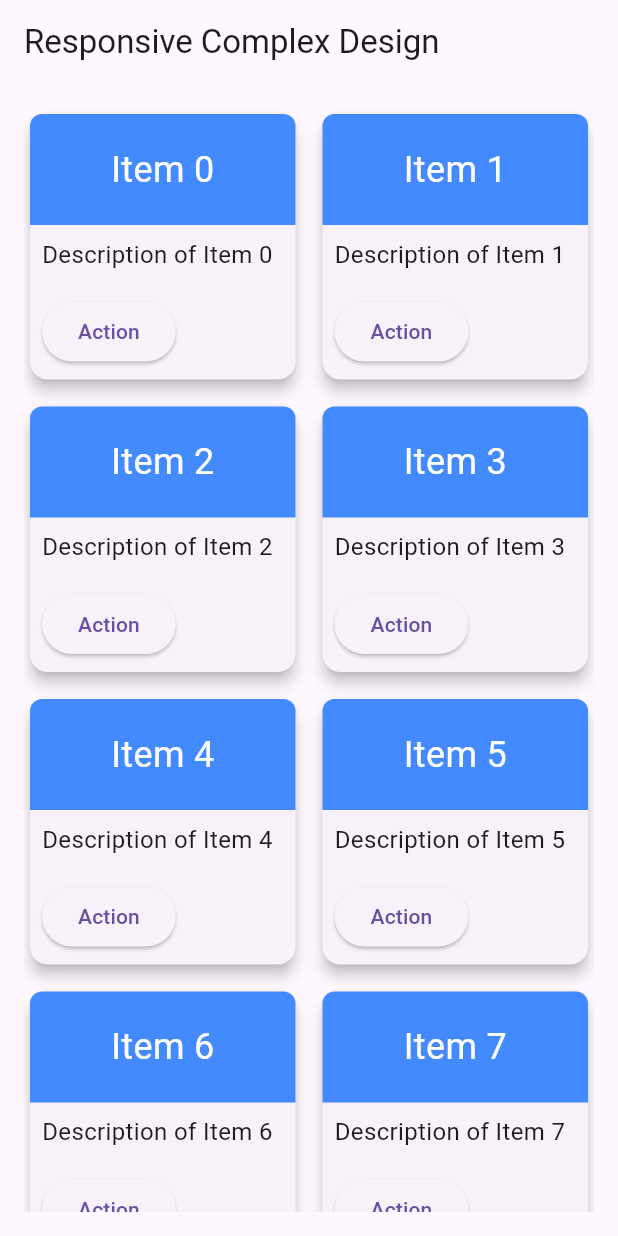
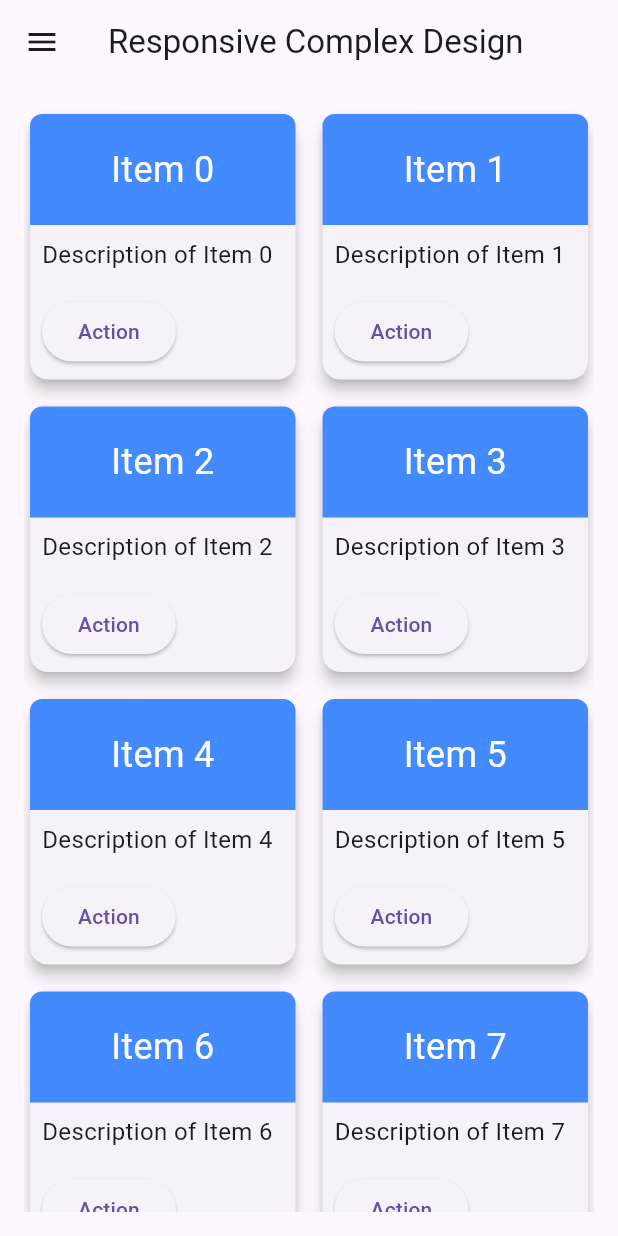
Before and after one commit to vishal0990/responsive_for_all, a Flutter app: the screen it shows after launch, on a phone screen of 412 x 824 dp. Run offline on Flutter 3.47's test engine with Material 3 defaults, Android fonts, the phone set to English and light mode, and no system bars; our stand-ins replace get, responsive_framework.

Commit message:
complex s

```diff
--- a/lib/main.dart
+++ b/lib/main.dart
@@ -1,5 +1,5 @@
 import 'package:flutter/material.dart';
-import 'package:get/get.dart';
+import 'package:get/get.dart' as c;
 import 'package:responsive_framework/responsive_framework.dart';
 
 import 'detail_screen.dart';
@@ -11,11 +11,11 @@ void main() {
 class MyApp extends StatelessWidget {
   @override
   Widget build(BuildContext context) {
-    return GetMaterialApp(
+    return c.GetMaterialApp(
       initialRoute: '/',
       getPages: [
-        GetPage(name: '/', page: () => HomeScreen()),
-        GetPage(name: '/details', page: () => DetailsScreen())
+        c.GetPage(name: '/', page: () => HomeScreen()),
+        c.GetPage(name: '/details', page: () => DetailsScreen())
       ],
       title: 'Responsive Complex Design',
       builder: (context, widget) => ResponsiveBreakpoints.builder(
@@ -33,7 +33,7 @@ class MyApp extends StatelessWidget {
 
           const Breakpoint(start: 0, end: 450, name: MOBILE),
           const Breakpoint(start: 451, end: 800, name: TABLET),
-          const Breakpoint(start: 801, end: 1920, name: DESKTOP),
+          const Breakpoint(start: 801, end: 1500, name: DESKTOP),
           const Breakpoint(start: 1921, end: double.infinity, name: '4K'),
         ],
         child: widget!,
@@ -50,6 +50,62 @@ class HomeScreen extends StatelessWidget {
       appBar: AppBar(
         title: Text('Responsive Complex Design'),
       ),
+      drawer: Drawer(
+        child: ListView(
+          padding: EdgeInsets.zero,
+          children: [
+            // Drawer Header
+            DrawerHeader(
+              decoration: BoxDecoration(
+                color: Colors.blue,
+              ),
+              child: Text(
+                'Menu',
+                style: TextStyle(
+                  color: Colors.white,
+                  fontSize: 24,
+                ),
+              ),
+            ),
+            // Menu Items
+            ListTile(
+              leading: Icon(Icons.home),
+              title: Text('Home'),
+              onTap: () {
+                Navigator.pop(context); // Close the drawer
+                // Navigate to Home Screen
+                // Optionally add your navigation code here
+              },
+            ),
+            ListTile(
+              leading: Icon(Icons.settings),
+              title: Text('Settings'),
+              onTap: () {
+                Navigator.pop(context); // Close the drawer
+                // Navigate to Settings Screen
+                // Optionally add your navigation code here
+              },
+            ),
+            ListTile(
+              leading: Icon(Icons.info),
+              title: Text('About'),
+              onTap: () {
+                Navigator.pop(context); // Close the drawer
+                // Navigate to About Screen
+                // Optionally add your navigation code here
+              },
+            ),
+            ListTile(
+              leading: Icon(Icons.logout),
+              title: Text('Logout'),
+              onTap: () {
+                Navigator.pop(context); // Close the drawer
+                // Handle logout logic
+              },
+            ),
+          ],
+        ),
+      ),
       body: ResponsiveGrid(),
     );
   }
@@ -61,16 +117,58 @@ class ResponsiveGrid extends StatelessWidget {
   @override
   Widget build(BuildContext context) {
     // Determine the number of columns based on the screen size
-    int columns = ResponsiveBreakpoints.of(context).isMobile ? 2 : 6;
+
+    //crossAxisCount
+    double responsive = ResponsiveValue(
+      context,
+      defaultValue: 2.0,
+      conditionalValues: [
+        Condition.smallerThan(name: MOBILE, value: 1.0), // Padding for mobile
+        Condition.largerThan(name: MOBILE, value: 2.0), // Padding for mobile
+        Condition.largerThan(name: TABLET, value: 4.0), // Padding for tablet
+        Condition.largerThan(name: DESKTOP, value: 8.0), // Padding for desktop
+      ],
+    ).value;
+
+    //crossAxisSpacing
+    double crossAxisS = ResponsiveValue(
+      context,
+      defaultValue: 10.0,
+      conditionalValues: [
+        Condition.largerThan(name: MOBILE, value: 10.0), // Padding for mobile
+        Condition.largerThan(name: TABLET, value: 15.0), // Padding for tablet
+        Condition.largerThan(name: DESKTOP, value: 13.0), // Padding for desktop
+      ],
+    ).value; //mainAxisSpacing
+    double mainAxisS = ResponsiveValue(
+      context,
+      defaultValue: 10.0,
+      conditionalValues: [
+        Condition.largerThan(name: MOBILE, value: 10.0), // Padding for mobile
+        Condition.largerThan(name: TABLET, value: 10.0), // Padding for tablet
+        Condition.largerThan(name: DESKTOP, value: 13.0), // Padding for desktop
+      ],
+    ).value;
+
+    //childAspectRatio
+    double aspectRatio = ResponsiveValue(
+      context,
+      defaultValue: 1.0,
+      conditionalValues: [
+        Condition.largerThan(name: MOBILE, value: 1.0), // Padding for mobile
+        Condition.largerThan(name: TABLET, value: 0.8), // Padding for tablet
+        Condition.largerThan(name: DESKTOP, value: 1.0), // Padding for desktop
+      ],
+    ).value;
 
     return Padding(
       padding: const EdgeInsets.all(16.0),
       child: GridView.builder(
         gridDelegate: SliverGridDelegateWithFixedCrossAxisCount(
-          crossAxisCount: columns,
-          crossAxisSpacing: 10.0,
-          mainAxisSpacing: 10.0,
-          childAspectRatio: 1.0,
+          crossAxisCount: responsive.toInt(),
+          crossAxisSpacing: crossAxisS,
+          mainAxisSpacing: mainAxisS,
+          childAspectRatio: aspectRatio,
         ),
         itemCount: items.length,
         itemBuilder: (context, index) {
@@ -118,7 +216,7 @@ class ResponsiveCard extends StatelessWidget {
             padding: const EdgeInsets.all(8.0),
             child: ElevatedButton(
               onPressed: () {
-                Get.toNamed('/details', arguments: '$item button pressed!');
+                c.Get.toNamed('/details', arguments: '$item button pressed!');
                 // Action on button press
                 ScaffoldMessenger.of(context).showSnackBar(
                   SnackBar(content: Text('$item button pressed!')),
```
